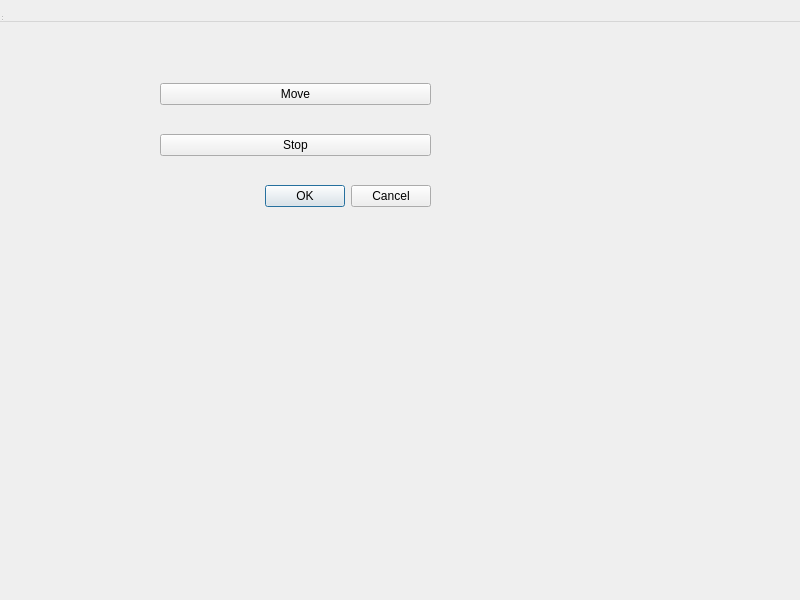
Above: rqt_mypkg/resource/MyPlugin.ui from ikramerekabi/Delivery_Service_Robot before the change. Below: the same form after it.
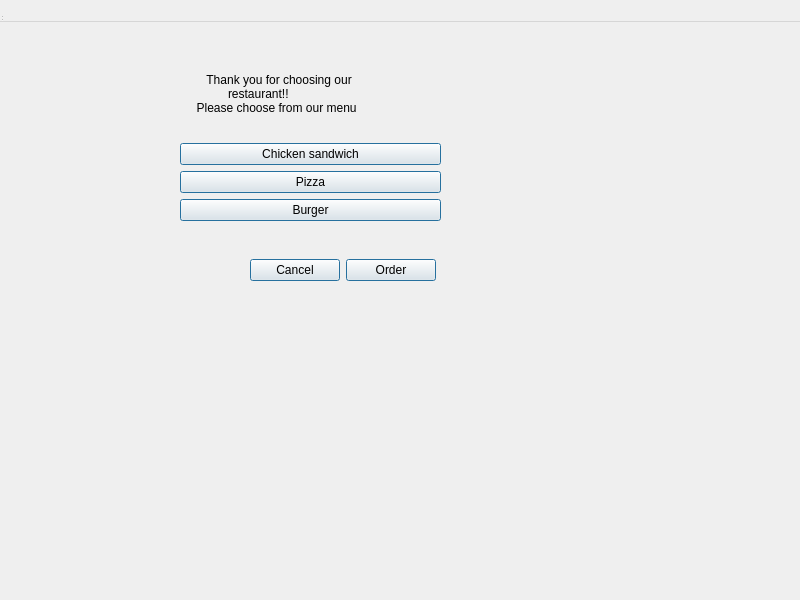
That is the form after the change.

Diff of the .ui file:
```diff
--- a/rqt_mypkg/resource/MyPlugin.ui
+++ b/rqt_mypkg/resource/MyPlugin.ui
@@ -13,13 +13,21 @@
   <property name="windowTitle">
    <string>MainWindow</string>
   </property>
-  <widget class="QWidget" name="centralwidget">
+  <widget class="QWidget" name="centralwidget" native="true">
+   <property name="geometry">
+    <rect>
+     <x>0</x>
+     <y>0</y>
+     <width>591</width>
+     <height>311</height>
+    </rect>
+   </property>
    <widget class="QWidget" name="gridLayoutWidget">
     <property name="geometry">
      <rect>
-      <x>160</x>
-      <y>60</y>
-      <width>271</width>
+      <x>180</x>
+      <y>50</y>
+      <width>261</width>
       <height>171</height>
      </rect>
     </property>
@@ -27,21 +35,71 @@
      <item row="1" column="0">
       <widget class="QPushButton" name="Stop_Button">
        <property name="text">
-        <string>Stop</string>
+        <string>Chicken sandwich</string>
+       </property>
+       <property name="default">
+        <bool>true</bool>
        </property>
       </widget>
      </item>
      <item row="2" column="0">
-      <widget class="QDialogButtonBox" name="buttonBox">
-       <property name="standardButtons">
-        <set>QDialogButtonBox::Cancel|QDialogButtonBox::Ok</set>
+      <widget class="QPushButton" name="Pizza_button">
+       <property name="text">
+        <string>Pizza</string>
+       </property>
+       <property name="default">
+        <bool>true</bool>
+       </property>
+      </widget>
+     </item>
+     <item row="3" column="0">
+      <widget class="QPushButton" name="Burger_button">
+       <property name="text">
+        <string>Burger</string>
+       </property>
+       <property name="default">
+        <bool>true</bool>
        </property>
       </widget>
      </item>
      <item row="0" column="0">
-      <widget class="QPushButton" name="Move_Button">
+      <widget class="QLabel" name="label">
        <property name="text">
-        <string>Move</string>
+        <string>        Thank you for choosing our   
+   	restaurant!!
+     Please choose from our menu</string>
+       </property>
+      </widget>
+     </item>
+    </layout>
+   </widget>
+   <widget class="QWidget" name="horizontalLayoutWidget">
+    <property name="geometry">
+     <rect>
+      <x>250</x>
+      <y>230</y>
+      <width>186</width>
+      <height>80</height>
+     </rect>
+    </property>
+    <layout class="QHBoxLayout" name="horizontalLayout_4">
+     <item>
+      <widget class="QPushButton" name="Cancel_button">
+       <property name="text">
+        <string>Cancel</string>
+       </property>
+       <property name="default">
+        <bool>true</bool>
+       </property>
+      </widget>
+     </item>
+     <item>
+      <widget class="QPushButton" name="Order_button">
+       <property name="text">
+        <string>Order</string>
+       </property>
+       <property name="default">
+        <bool>true</bool>
        </property>
       </widget>
      </item>
```
Left out of the diff: 48 changed lines with no effect on the pictures.
